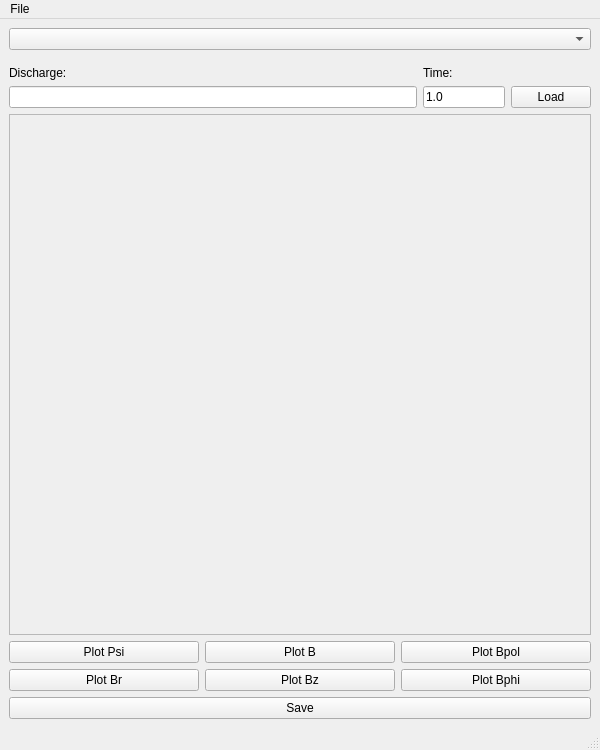
Before: the Qt Designer form tools/eqget/ui/MainWindow.ui in chalmersplasmatheory/DREAM, drawn with Qt 5.
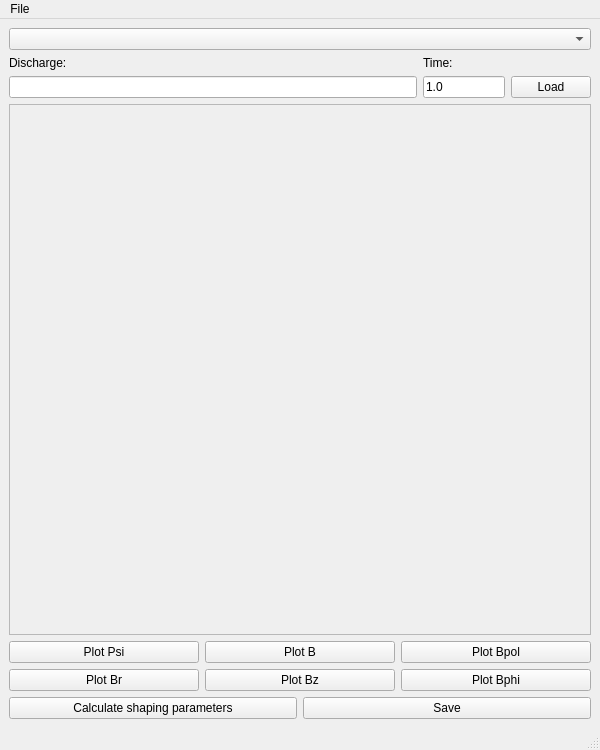
After: the same form once the commit is applied.

Commit message: Add shaping parameter support to eqget

Patch:
```diff
--- a/tools/eqget/ui/MainWindow.ui
+++ b/tools/eqget/ui/MainWindow.ui
@@ -21,7 +21,7 @@
     <item>
      <layout class="QGridLayout" name="gridLayout" columnstretch="5,1,0">
       <property name="topMargin">
-       <number>10</number>
+       <number>0</number>
       </property>
       <item row="1" column="0">
        <widget class="QLineEdit" name="tbShot"/>
@@ -133,6 +133,13 @@
       <property name="topMargin">
        <number>0</number>
       </property>
+      <item>
+       <widget class="QPushButton" name="btnShaping">
+        <property name="text">
+         <string>Calculate shaping parameters</string>
+        </property>
+       </widget>
+      </item>
       <item>
        <widget class="QPushButton" name="btnSave">
         <property name="text">
```
The commit also changes 5 other files.
